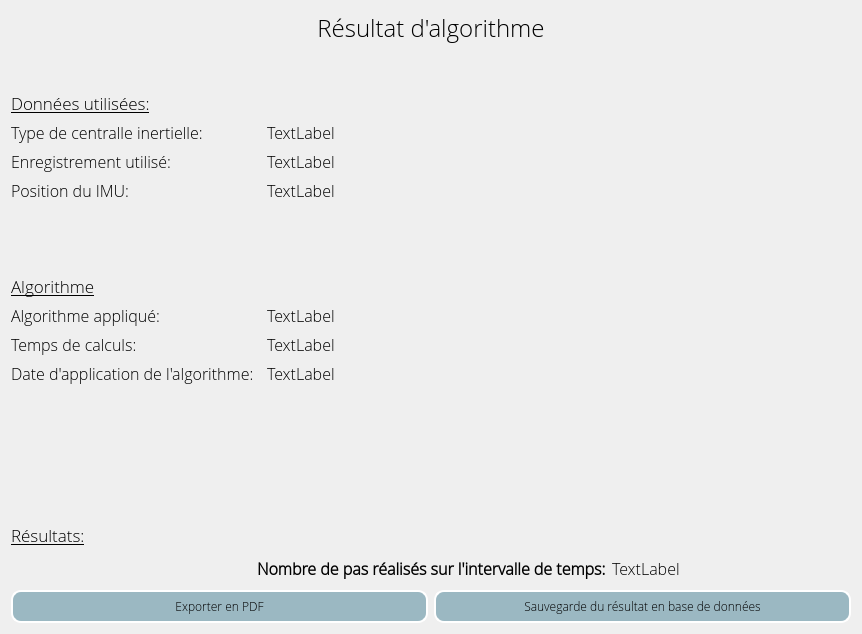
Above: applicationOpenimu/app/widgets/StepCounterResults.ui from introlab/OpenIMU before the change. Below: the same form after it.
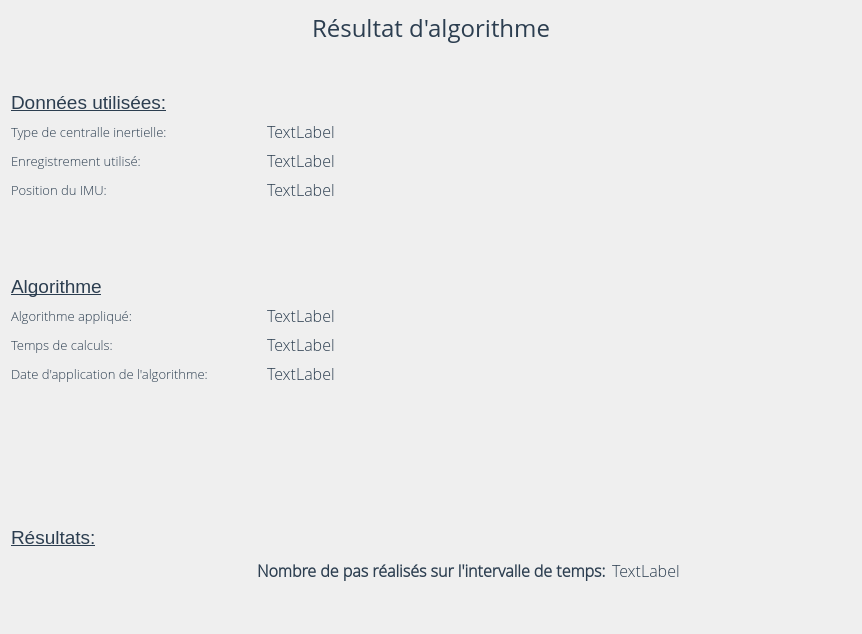
That is the form after the change. Icons and pictures are not drawn.

Commit message: UI improvements, font, images, buttons

Diff of the .ui file:
```diff
--- a/applicationOpenimu/app/widgets/StepCounterResults.ui
+++ b/applicationOpenimu/app/widgets/StepCounterResults.ui
@@ -21,7 +21,7 @@
    <string>Form</string>
   </property>
   <property name="styleSheet">
-   <string notr="true"/>
+   <string notr="true">color:#2c3e50;</string>
   </property>
   <layout class="QVBoxLayout" name="verticalLayout_2">
    <item>
@@ -30,6 +30,7 @@
       <widget class="QLabel" name="label">
        <property name="font">
         <font>
+         <family>Open Sans</family>
          <pointsize>18</pointsize>
          <weight>50</weight>
          <bold>false</bold>
@@ -69,7 +70,7 @@
        </property>
        <property name="font">
         <font>
-         <pointsize>13</pointsize>
+         <pointsize>14</pointsize>
          <weight>50</weight>
          <bold>false</bold>
          <underline>true</underline>
@@ -92,8 +93,8 @@
          </property>
          <property name="font">
           <font>
-           <weight>50</weight>
-           <bold>false</bold>
+           <family>Open Sans Light</family>
+           <pointsize>10</pointsize>
           </font>
          </property>
          <property name="text">
@@ -130,6 +131,8 @@
        </property>
        <property name="font">
         <font>
+         <family>Open Sans Light</family>
+         <pointsize>10</pointsize>
          <weight>50</weight>
          <bold>false</bold>
         </font>
@@ -166,8 +169,8 @@
        </property>
        <property name="font">
         <font>
-         <weight>50</weight>
-         <bold>false</bold>
+         <family>Open Sans Light</family>
+         <pointsize>10</pointsize>
         </font>
        </property>
        <property name="text">
@@ -207,7 +210,7 @@
     <widget class="QLabel" name="label_9">
      <property name="font">
       <font>
-       <pointsize>13</pointsize>
+       <pointsize>14</pointsize>
        <weight>50</weight>
        <bold>false</bold>
        <underline>true</underline>
@@ -233,6 +236,8 @@
        </property>
        <property name="font">
         <font>
+         <family>Open Sans Light</family>
+         <pointsize>10</pointsize>
          <weight>50</weight>
          <bold>false</bold>
         </font>
@@ -263,6 +268,8 @@
        </property>
        <property name="font">
         <font>
+         <family>Open Sans Light</family>
+         <pointsize>10</pointsize>
          <weight>50</weight>
          <bold>false</bold>
         </font>
@@ -299,6 +306,8 @@
        </property>
        <property name="font">
         <font>
+         <family>Open Sans Light</family>
+         <pointsize>10</pointsize>
          <weight>50</weight>
          <bold>false</bold>
         </font>
@@ -356,7 +365,7 @@
     <widget class="QLabel" name="label_13">
      <property name="font">
       <font>
-       <pointsize>13</pointsize>
+       <pointsize>14</pointsize>
        <weight>50</weight>
        <bold>false</bold>
        <underline>true</underline>
@@ -385,8 +394,8 @@
          </property>
          <property name="iconSize">
           <size>
-           <width>200</width>
-           <height>200</height>
+           <width>150</width>
+           <height>150</height>
           </size>
          </property>
          <property name="checkable">
@@ -401,6 +410,8 @@
         <widget class="QLabel" name="label_6">
          <property name="font">
           <font>
+           <family>Open Sans Light</family>
+           <pointsize>12</pointsize>
            <weight>75</weight>
            <bold>true</bold>
           </font>
@@ -430,18 +441,23 @@
           <cursorShape>PointingHandCursor</cursorShape>
          </property>
          <property name="styleSheet">
-          <string notr="true"> QPushButton{background-color: rgba(119, 160, 175, 0.7);
-                     border-style: inset;
-                     border-width: 2px;
-                     border-radius: 10px;
-                     border-color: white;
-                     font: 12px;
-                     min-width: 10em;
-                     padding: 6px; }
-                     QPushButton:pressed { background-color: rgba(70, 95, 104, 0.7)}</string>
+          <string notr="true"/>
          </property>
          <property name="text">
-          <string>Exporter en PDF</string>
+          <string/>
+         </property>
+         <property name="icon">
+          <iconset resource="../images.qrc">
+           <normaloff>:/icons/exportpdf.png</normaloff>:/icons/exportpdf.png</iconset>
+         </property>
+         <property name="iconSize">
+          <size>
+           <width>114</width>
+           <height>35</height>
+          </size>
+         </property>
+         <property name="flat">
+          <bool>true</bool>
          </property>
         </widget>
        </item>
@@ -451,18 +467,23 @@
           <cursorShape>PointingHandCursor</cursorShape>
          </property>
          <property name="styleSheet">
-          <string notr="true"> QPushButton{background-color: rgba(119, 160, 175, 0.7);
-                     border-style: inset;
-                     border-width: 2px;
-                     border-radius: 10px;
-                     border-color: white;
-                     font: 12px;
-                     min-width: 10em;
-                     padding: 6px; }
-                     QPushButton:pressed { background-color: rgba(70, 95, 104, 0.7)}</string>
+          <string notr="true"/>
          </property>
          <property name="text">
-          <string>Sauvegarde du résultat en base de données</string>
+          <string/>
+         </property>
+         <property name="icon">
+          <iconset resource="../images.qrc">
+           <normaloff>:/icons/sauver dans la bd.png</normaloff>:/icons/sauver dans la bd.png</iconset>
+         </property>
+         <property name="iconSize">
+          <size>
+           <width>157</width>
+           <height>35</height>
+          </size>
+         </property>
+         <property name="flat">
+          <bool>true</bool>
          </property>
         </widget>
        </item>
```
The commit also changes 18 other files.
